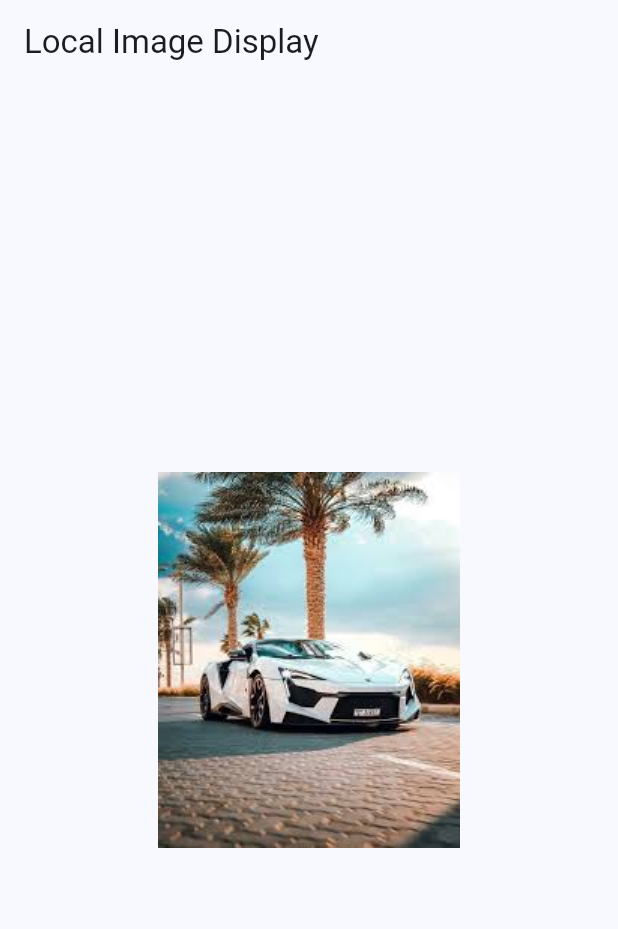
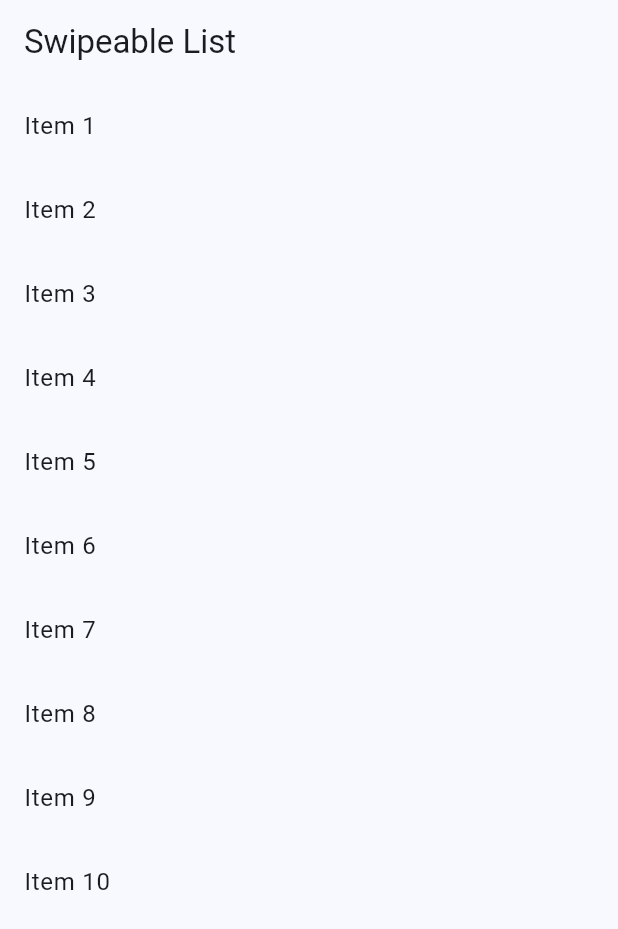
Before and after one commit to shaf1501/track_shaf, a Flutter app: the screen it shows after launch, on a phone screen of 412 x 824 dp. Shown: the top 929 px of the screen. Run offline on Flutter 3.47's test engine with Material 3 defaults, Android fonts, the light colour scheme and no system bars.

Commit message:
problem14

```diff
--- a/lib/main.dart
+++ b/lib/main.dart
@@ -1,39 +1,81 @@
 import 'package:flutter/material.dart';
 
 void main() {
-  runApp(const LocalImageApp());
+  runApp(const SwipeableListApp());
 }
 
-class LocalImageApp extends StatelessWidget {
-  const LocalImageApp({super.key});
+class SwipeableListApp extends StatelessWidget {
+  const SwipeableListApp({super.key});
 
   @override
   Widget build(BuildContext context) {
     return MaterialApp(
-      title: 'Local Image App',
+      title: 'Swipeable List App',
       theme: ThemeData(
         useMaterial3: true,
         colorScheme: ColorScheme.fromSeed(seedColor: Colors.blue),
       ),
-      home: const LocalImageScreen(),
+      home: const SwipeableListScreen(),
     );
   }
 }
 
-class LocalImageScreen extends StatelessWidget {
-  const LocalImageScreen({super.key});
+class SwipeableListScreen extends StatefulWidget {
+  const SwipeableListScreen({super.key});
+
+  @override
+  State<SwipeableListScreen> createState() => _SwipeableListScreenState();
+}
+
+class _SwipeableListScreenState extends State<SwipeableListScreen> {
+  final List<String> items = List.generate(10, (index) => 'Item ${index + 1}');
+
+  void _deleteItem(int index) {
+    setState(() {
+      items.removeAt(index);
+    });
+  }
+
+  void _editItem(int index) {
+    // Handle edit action
+    ScaffoldMessenger.of(context).showSnackBar(
+      SnackBar(content: Text('Edit action for ${items[index]}')),
+    );
+  }
 
   @override
   Widget build(BuildContext context) {
     return Scaffold(
-      appBar: AppBar(
-        title: const Text('Local Image Display'),
-      ),
-      body: Center(
-        child: Image.asset(
-          'assets/image/car_pic.jpeg', // Replace with your image path
-          fit: BoxFit.cover,
-        ),
+      appBar: AppBar(title: const Text('Swipeable List')),
+      body: ListView.builder(
+        itemCount: items.length,
+        itemBuilder: (context, index) {
+          return Dismissible(
+            key: Key(items[index]),
+            background: Container(
+              color: Colors.green,
+              alignment: Alignment.centerLeft,
+              padding: const EdgeInsets.only(left: 20),
+              child: const Icon(Icons.edit, color: Colors.white),
+            ),
+            secondaryBackground: Container(
+              color: Colors.red,
+              alignment: Alignment.centerRight,
+              padding: const EdgeInsets.only(right: 20),
+              child: const Icon(Icons.delete, color: Colors.white),
+            ),
+            onDismissed: (direction) {
+              if (direction == DismissDirection.startToEnd) {
+                _editItem(index);
+              } else if (direction == DismissDirection.endToStart) {
+                _deleteItem(index);
+              }
+            },
+            child: ListTile(
+              title: Text(items[index]),
+            ),
+          );
+        },
       ),
     );
   }
```
